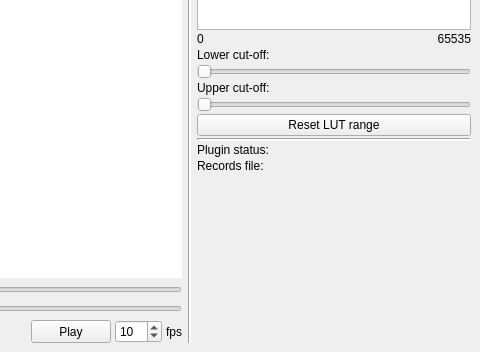
First picture: the form in ui/mainwindow.ui, repository takushim/momotrack, before the edit; both pictures show x 320 to 800 and y 298 to 650 of the 800 by 650 pixel window.
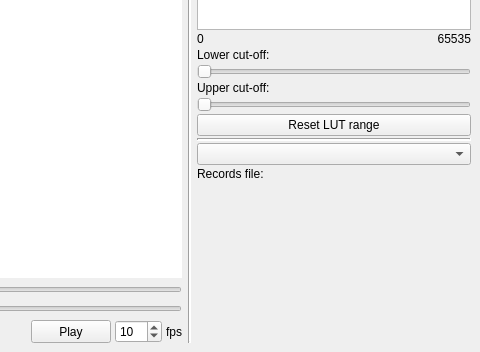
Second picture: the form after the edit.

Commit message: Changed plugin selection to a combo box

What changed in the file:
```diff
--- a/ui/mainwindow.ui
+++ b/ui/mainwindow.ui
@@ -733,17 +733,7 @@
          </widget>
         </item>
         <item>
-         <widget class="QLabel" name="label_plugin">
-          <property name="sizePolicy">
-           <sizepolicy hsizetype="Minimum" vsizetype="Minimum">
-            <horstretch>0</horstretch>
-            <verstretch>0</verstretch>
-           </sizepolicy>
-          </property>
-          <property name="text">
-           <string>Plugin status:</string>
-          </property>
-         </widget>
+         <widget class="QComboBox" name="combo_plugin_name"/>
         </item>
         <item>
          <widget class="QLabel" name="label_records_filename">
```
Left out of the diff: 6 changed lines with no effect on the pictures. The commit also changes 2 other files.
